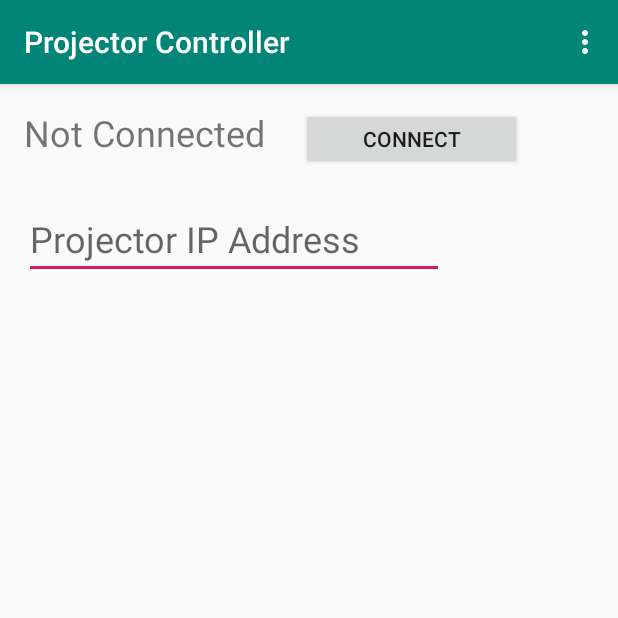
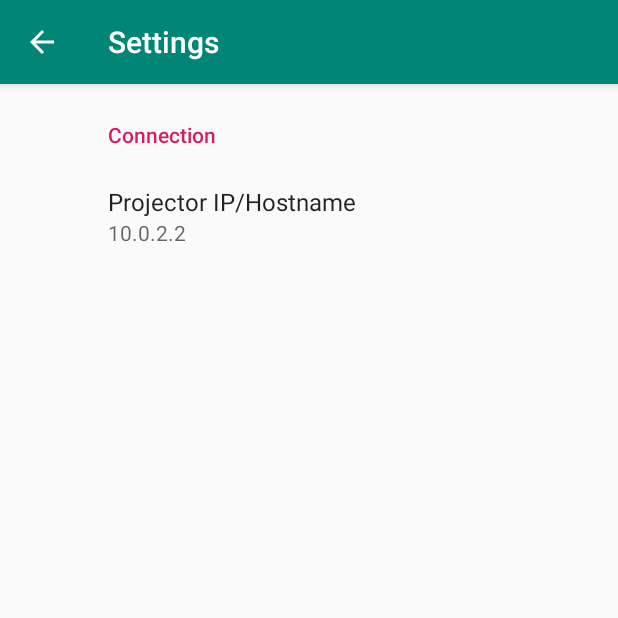
Before and after one commit to WcRnm/projector-app, an Android app: the screen it shows after launch (MainActivity before the commit, SettingsActivity after it), in the options menu, after a tap on "Settings", on a phone screen of 412 x 824 dp, the top half of it. Run offline under Robolectric (Android 15) with nearby library versions, the phone set to English and light mode, and no system bars; our stand-ins replace androidx.preference; network calls fail.

Commit message:
Android Client - Preferences (WIP) - Autoconnect, remove connect button

```diff
--- a/clients/android/app/build.gradle
+++ b/clients/android/app/build.gradle
@@ -9,7 +9,7 @@ android {
     buildToolsVersion "29.0.2"
     defaultConfig {
         applicationId "com.wcRnm.projectorcontroller"
-        minSdkVersion 15
+        minSdkVersion 16
         targetSdkVersion 29
         versionCode 1
         versionName "1.0"
@@ -30,6 +30,7 @@ dependencies {
     implementation 'androidx.core:core-ktx:1.0.2'
     implementation 'androidx.constraintlayout:constraintlayout:1.1.3'
     implementation 'com.google.android.material:material:1.0.0'
+    implementation 'androidx.preference:preference:1.1.0-alpha05'
     testImplementation 'junit:junit:4.12'
     androidTestImplementation 'androidx.test.ext:junit:1.1.0'
     androidTestImplementation 'androidx.test.espresso:espresso-core:3.1.1'
--- a/clients/android/app/src/main/AndroidManifest.xml
+++ b/clients/android/app/src/main/AndroidManifest.xml
@@ -2,7 +2,7 @@
 <manifest xmlns:android="http://schemas.android.com/apk/res/android"
     package="com.wcRnm.projectorController">
 
-    <uses-permission android:name="android.permission.INTERNET"/>
+    <uses-permission android:name="android.permission.INTERNET" />
 
     <application
         android:allowBackup="true"
@@ -11,6 +11,14 @@
         android:roundIcon="@mipmap/ic_launcher_round"
         android:supportsRtl="true"
         android:theme="@style/AppTheme">
+        <activity
+            android:name="com.wcRnm.projectorController.SettingsActivity"
+            android:label="@string/title_activity_settings"
+            android:parentActivityName=".MainActivity">
+            <meta-data
+                android:name="android.support.PARENT_ACTIVITY"
+                android:value="com.wcRnm.projectorController.MainActivity" />
+        </activity>
         <activity
             android:name=".MainActivity"
             android:label="@string/app_name"
--- a/clients/android/app/src/main/java/com/wcRnm/projectorController/MainActivity.kt
+++ b/clients/android/app/src/main/java/com/wcRnm/projectorController/MainActivity.kt
@@ -1,11 +1,12 @@
 package com.wcRnm.projectorController
 
+import android.content.Intent
 import android.os.Bundle
+import android.os.Handler
 import androidx.appcompat.app.AppCompatActivity
 import android.view.Menu
 import android.view.MenuItem
 import android.view.View
-import android.widget.Button
 import android.widget.TextView
 
 import kotlinx.android.synthetic.main.activity_main.*
@@ -14,7 +15,6 @@ class MainActivity : AppCompatActivity() {
 
     private val host                            = DEFAULT_HOST
     private val port                            = DEFAULT_PORT
-    private var btnConnect : Button?            = null
     private var txtStatus  : TextView?          = null
     private var client     : Client?            = null
     private var connStatus : ConnectionStatus   = ConnectionStatus.DISCONNECTED
@@ -24,8 +24,9 @@ class MainActivity : AppCompatActivity() {
         setContentView(R.layout.activity_main)
         setSupportActionBar(toolbar)
 
-        this.btnConnect = findViewById(R.id.button_connect)
         this.txtStatus = findViewById(R.id.textview_connectionStatus)
+
+        onConnectionStatus(ConnectionStatus.DISCONNECTED)
     }
 
     override fun onCreateOptionsMenu(menu: Menu): Boolean {
@@ -34,13 +35,13 @@ class MainActivity : AppCompatActivity() {
         return true
     }
 
-    override fun onOptionsItemSelected(item: MenuItem): Boolean {
-        // Handle action bar item clicks here. The action bar will
-        // automatically handle clicks on the Home/Up button, so long
-        // as you specify a parent activity in AndroidManifest.xml.
-        return when (item.itemId) {
-            R.id.action_settings -> true
-            else -> super.onOptionsItemSelected(item)
+    override fun onOptionsItemSelected(item: MenuItem): Boolean = when (item.itemId) {
+        R.id.action_settings    -> {
+            startActivity(Intent(this, SettingsActivity::class.java))
+            true
+        }
+        else                    -> {
+            super.onOptionsItemSelected(item)
         }
     }
 
@@ -61,23 +62,21 @@ class MainActivity : AppCompatActivity() {
         when (status) {
             ConnectionStatus.DISCONNECTED  -> {
                 this.setUiText(this.txtStatus, R.string.status_disconnected)
-                this.setUiText(btnConnect, R.string.btn_connect)
-                this.enableUiItem(btnConnect, true)
+
+                Handler().postDelayed(
+                    {
+                        client = Client(host, port, ::onConnectionStatus)
+                        client?.connect()
+                    }, 1000)
             }
             ConnectionStatus.CONNECTED     -> {
                 this.setUiText(this.txtStatus, R.string.status_connected)
-                this.setUiText(btnConnect, R.string.btn_disconnect)
-                this.enableUiItem(btnConnect, true)
             }
             ConnectionStatus.CONNECTING    -> {
                 this.setUiText(this.txtStatus, R.string.status_connecting)
-                this.setUiText(btnConnect, R.string.btn_disconnect)
-                this.enableUiItem(btnConnect, false)
             }
             ConnectionStatus.DISCONNECTING -> {
                 this.setUiText(this.txtStatus, R.string.status_disconnecting)
-                this.setUiText(btnConnect, R.string.btn_disconnect)
-                this.enableUiItem(btnConnect, false)
             }
         }
     }
@@ -85,7 +84,4 @@ class MainActivity : AppCompatActivity() {
     private fun setUiText(textView: TextView?, resId: Int) {
         textView?.post(java.lang.Runnable { textView.setText(resId) })
     }
-    private fun enableUiItem(button: Button?, enable: Boolean) {
-        button?.post(java.lang.Runnable { button.setEnabled(enable) })
-    }
 }
--- /dev/null
+++ b/clients/android/app/src/main/java/com/wcRnm/projectorController/SettingsActivity.kt
@@ -0,0 +1,36 @@
+package com.wcRnm.projectorController
+
+import android.os.Bundle
+import android.view.MenuItem
+import androidx.appcompat.app.AppCompatActivity
+import androidx.preference.PreferenceFragmentCompat
+import com.wcRnm.projectorController.R
+
+class SettingsActivity : AppCompatActivity() {
+
+    override fun onCreate(savedInstanceState: Bundle?) {
+        super.onCreate(savedInstanceState)
+        setContentView(R.layout.settings_activity)
+        supportFragmentManager
+            .beginTransaction()
+            .replace(R.id.settings, SettingsFragment())
+            .commit()
+        supportActionBar?.setDisplayHomeAsUpEnabled(true)
+    }
+
+    class SettingsFragment : PreferenceFragmentCompat() {
+        override fun onCreatePreferences(savedInstanceState: Bundle?, rootKey: String?) {
+            setPreferencesFromResource(R.xml.root_preferences, rootKey)
+        }
+    }
+
+    override fun onOptionsItemSelected(item: MenuItem) = when (item.itemId) {
+        R.id.action_settings -> {
+            // User chose the "Settings" item, show the app settings UI...
+            true
+        }
+        else -> {
+            super.onOptionsItemSelected(item)
+        }
+    }
+}
--- a/clients/android/app/src/main/res/layout/content_main.xml
+++ b/clients/android/app/src/main/res/layout/content_main.xml
@@ -15,34 +15,9 @@
         android:layout_marginStart="16dp"
         android:layout_marginLeft="16dp"
         android:layout_marginTop="16dp"
-        android:text="@string/status_not_connected"
+        android:text="@string/status_disconnected"
         android:textSize="24sp"
         app:layout_constraintStart_toStartOf="parent"
         app:layout_constraintTop_toTopOf="parent" />
 
-    <EditText
-        android:id="@+id/host_addr"
-        android:layout_width="wrap_content"
-        android:layout_height="wrap_content"
-        android:layout_marginStart="16dp"
-        android:layout_marginLeft="16dp"
-        android:layout_marginTop="28dp"
-        android:ems="10"
-        android:hint="@string/host_address"
-        android:inputType="textPersonName"
-        android:textSize="24sp"
-        app:layout_constraintStart_toStartOf="parent"
-        app:layout_constraintTop_toBottomOf="@+id/textview_connectionStatus" />
-
-    <Button
-        android:id="@+id/button_connect"
-        android:layout_width="147dp"
-        android:layout_height="41dp"
-        android:layout_marginStart="24dp"
-        android:layout_marginLeft="24dp"
-        android:layout_marginTop="16dp"
-        android:onClick="onConnectButton"
-        android:text="@string/btn_connect"
-        app:layout_constraintStart_toEndOf="@+id/textview_connectionStatus"
-        app:layout_constraintTop_toTopOf="parent" />
 </androidx.constraintlayout.widget.ConstraintLayout>
--- /dev/null
+++ b/clients/android/app/src/main/res/layout/settings_activity.xml
@@ -0,0 +1,9 @@
+<LinearLayout xmlns:android="http://schemas.android.com/apk/res/android"
+    android:layout_width="match_parent"
+    android:layout_height="match_parent">
+
+    <FrameLayout
+        android:id="@+id/settings"
+        android:layout_width="match_parent"
+        android:layout_height="match_parent" />
+</LinearLayout>
--- a/clients/android/app/src/main/res/values/strings.xml
+++ b/clients/android/app/src/main/res/values/strings.xml
@@ -1,12 +1,23 @@
 <resources>
     <string name="app_name">Projector Controller</string>
     <string name="action_settings">Settings</string>
+
+    <string name="host_address">Projector IP/Hostname</string>
+
     <string name="status_connected">Connected</string>
-    <string name="status_not_connected">Not Connected</string>
-    <string name="host_address">Projector IP Address</string>
-    <string name="btn_connect">Connect</string>
-    <string name="btn_disconnect">Disconnect</string>
     <string name="status_connecting">Connecting</string>
     <string name="status_disconnected">Disconnected</string>
     <string name="status_disconnecting">Disconnecting</string>
+
+    <!-- Settings -->
+    <string name="title_activity_settings">Settings</string>
+
+    <!-- Connection Preferences-->
+    <string name="connection_header">Connection</string>
+    <string name="pref_conn_host">Projector IP/Hostname</string>
+    <string name="pref_conn_host_default">10.0.2.2</string>
+
+    <string name="pref_conn_timeout">Connection Timeout</string>
+    <string name="pref_conn_timeout_default">5000</string>
+
 </resources>
--- /dev/null
+++ b/clients/android/app/src/main/res/xml/root_preferences.xml
@@ -0,0 +1,29 @@
+<!--
+  ~ Copyright 2018 The app Open Source Project
+  ~
+  ~ Licensed under the Apache License, Version 2.0 (the "License");
+  ~ you may not use this file except in compliance with the License.
+  ~ You may obtain a copy of the License at
+  ~
+  ~      http://www.apache.org/licenses/LICENSE-2.0
+  ~
+  ~ Unless required by applicable law or agreed to in writing, software
+  ~ distributed under the License is distributed on an "AS IS" BASIS,
+  ~ WITHOUT WARRANTIES OR CONDITIONS OF ANY KIND, either express or implied.
+  ~ See the License for the specific language governing permissions and
+  ~ limitations under the License.
+  -->
+
+<PreferenceScreen xmlns:app="http://schemas.android.com/apk/res-auto">
+
+    <PreferenceCategory app:title="@string/connection_header">
+
+        <EditTextPreference
+            app:key="pref_conn_host"
+            app:title="@string/pref_conn_host"
+            app:defaultValue="@string/pref_conn_host_default"
+            app:useSimpleSummaryProvider="true" />
+
+    </PreferenceCategory>
+
+</PreferenceScreen>
```
